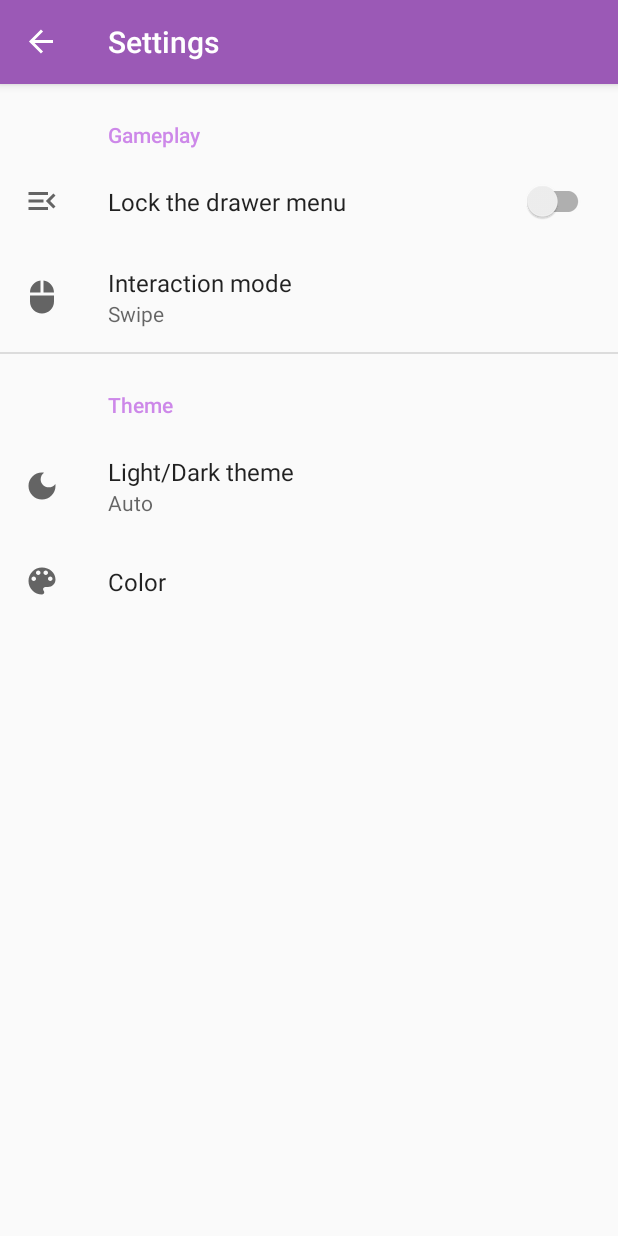
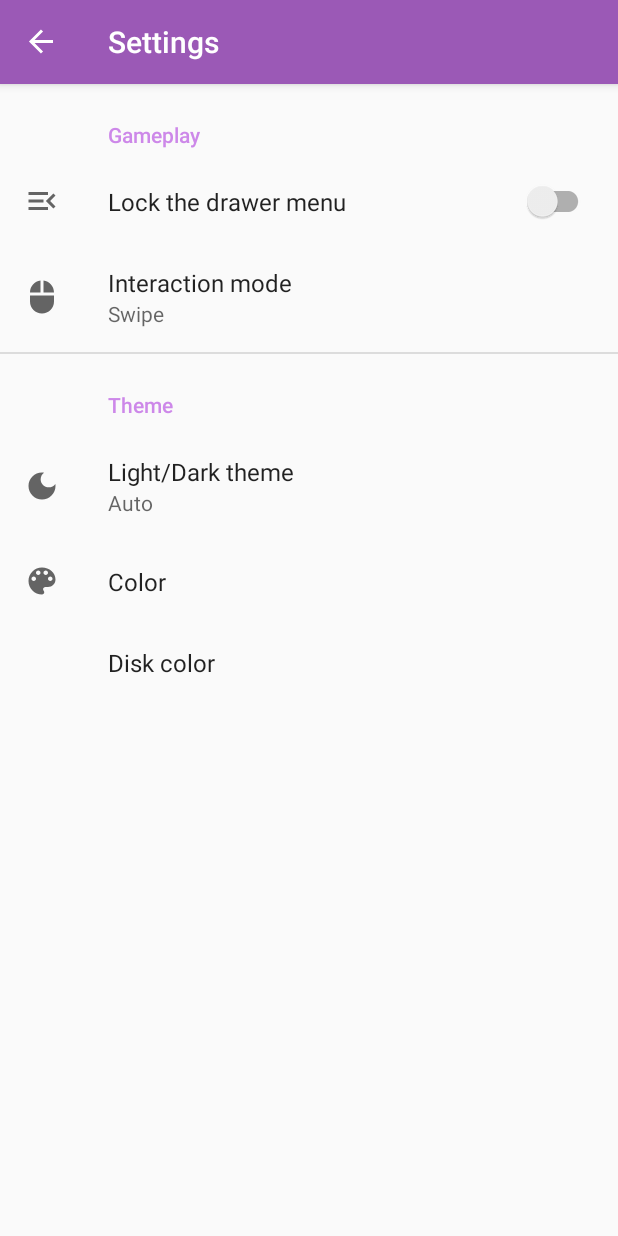
Before and after one commit to stephanemathis/towerhanoiv2, an Android app: the screen it shows after launch (MainActivity), in the side drawer, after a tap on "Settings", on a phone screen of 412 x 824 dp. Run offline under Robolectric (Android 15) with nearby library versions, the phone set to English and light mode, and no system bars; our stand-ins replace androidx.preference, navigation-ui; libraries missing offline, so code that uses them is left out: dev.sasikanth.colorsheet; pictures from the network do not load; 4 statements that could not run were skipped.

Commit message:
Ajout du réglage pour sélectionner la couleur des disques + Mode "touch"

```diff
--- a/app/build.gradle
+++ b/app/build.gradle
@@ -16,8 +16,8 @@ android {
         applicationId "fr.mathis.tourhanoipro"
         minSdkVersion 21
         targetSdkVersion 31
-        versionCode 25
-        versionName "1.1.1"
+        versionCode 26
+        versionName "1.2"
         testInstrumentationRunner "androidx.test.runner.AndroidJUnitRunner"
         vectorDrawables.useSupportLibrary true
     }
--- a/app/src/main/java/fr/mathis/tourhanoipro/AppApplication.java
+++ b/app/src/main/java/fr/mathis/tourhanoipro/AppApplication.java
@@ -32,8 +32,10 @@ public class AppApplication extends android.app.Application {
             DataManager.SaveAllGames(savedGames, this);
         }
 
+        // Le mode de sélection des disques
         String currentMouvementMode = PrefHelper.ReadString(this, PrefHelper.KEY_MOUVEMENT, null);
         if(currentMouvementMode == null)
             PrefHelper.SaveString(this, PrefHelper.KEY_MOUVEMENT, "swipe");
+
     }
 }
--- a/app/src/main/java/fr/mathis/tourhanoipro/core/tools/PrefHelper.java
+++ b/app/src/main/java/fr/mathis/tourhanoipro/core/tools/PrefHelper.java
@@ -11,6 +11,7 @@ public class PrefHelper {
     public static String KEY_DARK_THEME = "pref_key_dark_theme";
     public static String KEY_THEME_INDEX = "pref_key_theme_index";
     public static String KEY_MOUVEMENT = "pref_key_mouvement_mode";
+    public static String KEY_THEME_DISK_INDEX = "pref_key_theme_disk_index";
     public static int DEFAULT_THEME_INDEX = 3;
 
     public static int ReadInt(Context context, String key, int defaultValue) {
--- a/app/src/main/java/fr/mathis/tourhanoipro/core/tools/Tools.java
+++ b/app/src/main/java/fr/mathis/tourhanoipro/core/tools/Tools.java
@@ -2,6 +2,7 @@ package fr.mathis.tourhanoipro.core.tools;
 
 import android.content.Context;
 import android.content.res.Resources;
+import android.graphics.Color;
 import android.view.View;
 
 import androidx.appcompat.app.AppCompatDelegate;
@@ -10,6 +11,8 @@ import androidx.core.content.res.ResourcesCompat;
 import java.security.MessageDigest;
 import java.security.NoSuchAlgorithmException;
 import java.util.ArrayList;
+import java.util.Arrays;
+import java.util.List;
 import java.util.Random;
 
 import fr.mathis.tourhanoipro.R;
@@ -65,11 +68,10 @@ public class Tools {
             AppCompatDelegate.setDefaultNightMode(AppCompatDelegate.MODE_NIGHT_NO);
     }
 
-    public static void applyColoredTheme(Context context)
-    {
+    public static void applyColoredTheme(Context context) {
         int index = PrefHelper.ReadInt(context, PrefHelper.KEY_THEME_INDEX, PrefHelper.DEFAULT_THEME_INDEX);
 
-        int[] themes = new int[] {
+        int[] themes = new int[]{
                 R.style.AppThemeColored0,
                 R.style.AppThemeColored1,
                 R.style.AppThemeColored2,
@@ -85,30 +87,31 @@ public class Tools {
         context.getTheme().applyStyle(themes[index], true);
     }
 
-    public static int[] getRandomColorPalette(Context context)
-    {
-        int[][] colors = new int[][] {
-                new int[] { ResourcesCompat.getColor(context.getResources(), R.color.colorAccent0, null), ResourcesCompat.getColor(context.getResources(), R.color.colorPrimary0, null), ResourcesCompat.getColor(context.getResources(), R.color.colorPrimaryDark0, null) },
-                new int[] { ResourcesCompat.getColor(context.getResources(), R.color.colorAccent1, null), ResourcesCompat.getColor(context.getResources(), R.color.colorPrimary1, null), ResourcesCompat.getColor(context.getResources(), R.color.colorPrimaryDark1, null) },
-                new int[] { ResourcesCompat.getColor(context.getResources(), R.color.colorAccent2, null), ResourcesCompat.getColor(context.getResources(), R.color.colorPrimary2, null), ResourcesCompat.getColor(context.getResources(), R.color.colorPrimaryDark2, null) },
-                new int[] { ResourcesCompat.getColor(context.getResources(), R.color.colorAccent3, null), ResourcesCompat.getColor(context.getResources(), R.color.colorPrimary3, null), ResourcesCompat.getColor(context.getResources(), R.color.colorPrimaryDark3, null) },
-                new int[] { ResourcesCompat.getColor(context.getResources(), R.color.colorAccent4, null), ResourcesCompat.getColor(context.getResources(), R.color.colorPrimary4, null), ResourcesCompat.getColor(context.getResources(), R.color.colorPrimaryDark4, null) },
-                new int[] { ResourcesCompat.getColor(context.getResources(), R.color.colorAccent5, null), ResourcesCompat.getColor(context.getResources(), R.color.colorPrimary5, null), ResourcesCompat.getColor(context.getResources(), R.color.colorPrimaryDark5, null) },
-                new int[] { ResourcesCompat.getColor(context.getResources(), R.color.colorAccent6, null), ResourcesCompat.getColor(context.getResources(), R.color.colorPrimary6, null), ResourcesCompat.getColor(context.getResources(), R.color.colorPrimaryDark6, null) },
-                new int[] { ResourcesCompat.getColor(context.getResources(), R.color.colorAccent7, null), ResourcesCompat.getColor(context.getResources(), R.color.colorPrimary7, null), ResourcesCompat.getColor(context.getResources(), R.color.colorPrimaryDark7, null) },
-                new int[] { ResourcesCompat.getColor(context.getResources(), R.color.colorAccent8, null), ResourcesCompat.getColor(context.getResources(), R.color.colorPrimary8, null), ResourcesCompat.getColor(context.getResources(), R.color.colorPrimaryDark8, null) },
-                new int[] { ResourcesCompat.getColor(context.getResources(), R.color.colorAccent9, null), ResourcesCompat.getColor(context.getResources(), R.color.colorPrimary9, null), ResourcesCompat.getColor(context.getResources(), R.color.colorPrimaryDark9, null) },
-
+    public static int[][] getColorPalette(Context context) {
+        int[][] colors = new int[][]{
+                new int[]{ResourcesCompat.getColor(context.getResources(), R.color.colorAccent0, null), ResourcesCompat.getColor(context.getResources(), R.color.colorPrimary0, null), ResourcesCompat.getColor(context.getResources(), R.color.colorPrimaryDark0, null)},
+                new int[]{ResourcesCompat.getColor(context.getResources(), R.color.colorAccent1, null), ResourcesCompat.getColor(context.getResources(), R.color.colorPrimary1, null), ResourcesCompat.getColor(context.getResources(), R.color.colorPrimaryDark1, null)},
+                new int[]{ResourcesCompat.getColor(context.getResources(), R.color.colorAccent2, null), ResourcesCompat.getColor(context.getResources(), R.color.colorPrimary2, null), ResourcesCompat.getColor(context.getResources(), R.color.colorPrimaryDark2, null)},
+                new int[]{ResourcesCompat.getColor(context.getResources(), R.color.colorAccent3, null), ResourcesCompat.getColor(context.getResources(), R.color.colorPrimary3, null), ResourcesCompat.getColor(context.getResources(), R.color.colorPrimaryDark3, null)},
+                new int[]{ResourcesCompat.getColor(context.getResources(), R.color.colorAccent4, null), ResourcesCompat.getColor(context.getResources(), R.color.colorPrimary4, null), ResourcesCompat.getColor(context.getResources(), R.color.colorPrimaryDark4, null)},
+                new int[]{ResourcesCompat.getColor(context.getResources(), R.color.colorAccent5, null), ResourcesCompat.getColor(context.getResources(), R.color.colorPrimary5, null), ResourcesCompat.getColor(context.getResources(), R.color.colorPrimaryDark5, null)},
+                new int[]{ResourcesCompat.getColor(context.getResources(), R.color.colorAccent6, null), ResourcesCompat.getColor(context.getResources(), R.color.colorPrimary6, null), ResourcesCompat.getColor(context.getResources(), R.color.colorPrimaryDark6, null)},
+                new int[]{ResourcesCompat.getColor(context.getResources(), R.color.colorAccent7, null), ResourcesCompat.getColor(context.getResources(), R.color.colorPrimary7, null), ResourcesCompat.getColor(context.getResources(), R.color.colorPrimaryDark7, null)},
+                new int[]{ResourcesCompat.getColor(context.getResources(), R.color.colorAccent8, null), ResourcesCompat.getColor(context.getResources(), R.color.colorPrimary8, null), ResourcesCompat.getColor(context.getResources(), R.color.colorPrimaryDark8, null)},
+                new int[]{ResourcesCompat.getColor(context.getResources(), R.color.colorAccent9, null), ResourcesCompat.getColor(context.getResources(), R.color.colorPrimary9, null), ResourcesCompat.getColor(context.getResources(), R.color.colorPrimaryDark9, null)},
         };
 
-        return colors[new Random().nextInt(10)];
+        return colors;
     }
 
-    public static void applyTranslucentColoredTheme(Context context)
-    {
+    public static int[] getRandomColorPalette(Context context) {
+        return getColorPalette(context)[new Random().nextInt(10)];
+    }
+
+    public static void applyTranslucentColoredTheme(Context context) {
         int index = PrefHelper.ReadInt(context, PrefHelper.KEY_THEME_INDEX, PrefHelper.DEFAULT_THEME_INDEX);
 
-        int[] themes = new int[] {
+        int[] themes = new int[]{
                 R.style.AppThemeTranslucentColored0,
                 R.style.AppThemeTranslucentColored1,
                 R.style.AppThemeTranslucentColored2,
@@ -126,10 +129,47 @@ public class Tools {
 
     public static int findIntIndex(int[] _array, int _value) {
         int index = 0;
-        for(; index < _array.length; index++) {
-            if(_array[index] == _value)
+        for (; index < _array.length; index++) {
+            if (_array[index] == _value)
                 break;
         }
         return index;
     }
+
+    public static int DISK_COLOR_COUNT = 3;
+
+    public static String getColorName(int index) {
+
+        switch (index) {
+            case 0:
+                return "Classic";
+            case 1:
+                return "New";
+            case 2:
+                return "Auto";
+            default:
+                return null;
+        }
+    }
+
+    public static int[] getDiskColors(Context context, int index) {
+
+        if (index == -1) {
+            index = PrefHelper.ReadInt(context, PrefHelper.KEY_THEME_DISK_INDEX, 0);
+        }
+
+        int[] colors;
+
+        if (index == 0) {
+            colors = context.getResources().getIntArray(R.array.diskColor_classic);
+        } else if (index == 1) {
+            colors = context.getResources().getIntArray(R.array.diskColor_new);
+        } else {
+            int[] t = getColorPalette(context)[PrefHelper.ReadInt(context, PrefHelper.KEY_THEME_INDEX, PrefHelper.DEFAULT_THEME_INDEX)];
+            int[] newColors = new int[]{t[0], t[2]};
+            return newColors;
+        }
+
+        return colors;
+    }
 }
--- a/app/src/main/java/fr/mathis/tourhanoipro/ui/home/HomeFragment.java
+++ b/app/src/main/java/fr/mathis/tourhanoipro/ui/home/HomeFragment.java
@@ -26,6 +26,7 @@ import fr.mathis.tourhanoipro.MainActivity;
 import fr.mathis.tourhanoipro.R;
 import fr.mathis.tourhanoipro.core.tools.DataManager;
 import fr.mathis.tourhanoipro.core.tools.PrefHelper;
+import fr.mathis.tourhanoipro.core.tools.Tools;
 import fr.mathis.tourhanoipro.view.game.GameView;
 import fr.mathis.tourhanoipro.view.game.listener.HelpListener;
 import fr.mathis.tourhanoipro.view.game.listener.QuickTouchListener;
@@ -64,12 +65,12 @@ public class HomeFragment extends Fragment implements TurnListener, QuickTouchLi
                     boolean incrementDisk = false;
 
                     Intent i = result.getData();
-                    if(i != null)
+                    if (i != null)
                         incrementDisk = i.getBooleanExtra(RESULT_INCREMENT_DISK, false);
                     int diskCount = PrefHelper.ReadInt(getContext(), PrefHelper.KEY_DISK_COUNT, -1);
 
-                    if(incrementDisk) {
-                        if(diskCount < 20)
+                    if (incrementDisk) {
+                        if (diskCount < 20)
                             diskCount++;
                         PrefHelper.SaveInt(getContext(), PrefHelper.KEY_DISK_COUNT, diskCount);
                         viewModel.sendDiskCountUpdate(diskCount);
@@ -98,6 +99,7 @@ public class HomeFragment extends Fragment implements TurnListener, QuickTouchLi
 
         gvMain.setTurnListener(this);
         gvMain.setQuickTouchListener(this);
+        gvMain.setColorPalette(Tools.getDiskColors(getContext(), -1));
 
         return root;
     }
@@ -110,16 +112,16 @@ public class HomeFragment extends Fragment implements TurnListener, QuickTouchLi
         viewModel.init(getActivity());
 
         viewModel.getEvent().observe(requireActivity(), action -> {
-            if(action.isRestart())
+            if (action.isRestart())
                 gvMain.launchGame(viewModel.getAllGames().get(0));
         });
     }
 
     @Override
     public void onResume() {
-
+        gvMain.setTouchMode(PrefHelper.ReadString(getContext(), PrefHelper.KEY_MOUVEMENT, "swipe"));
+        gvMain.setColorPalette(Tools.getDiskColors(getContext(), PrefHelper.ReadInt(getContext(), PrefHelper.KEY_THEME_DISK_INDEX, 0)));
         gvMain.launchGame(viewModel.getAllGames().get(0));
-        gvMain.setTouchMode(PrefHelper.ReadString(getContext(), PrefHelper.KEY_MOUVEMENT, "swipe"));
 
         super.onResume();
     }
@@ -130,7 +132,7 @@ public class HomeFragment extends Fragment implements TurnListener, QuickTouchLi
     public void onPause() {
         super.onPause();
 
-        if(!skipSave) {
+        if (!skipSave) {
             viewModel.getAllGames().set(viewModel.getCurrentGameIndex(), gvMain.saveGameAsString());
             DataManager.SaveAllGames(viewModel.getAllGames(), getActivity().getApplicationContext());
         }
@@ -204,7 +206,7 @@ public class HomeFragment extends Fragment implements TurnListener, QuickTouchLi
     @Override
     public void turnPlayed(int nbCoup, int nbTotal) {
 
-        ((MainActivity)getActivity()).updateMainTitle(nbCoup + " / " + nbTotal);
+        ((MainActivity) getActivity()).updateMainTitle(nbCoup + " / " + nbTotal);
     }
 
     @Override
--- a/app/src/main/java/fr/mathis/tourhanoipro/view/game/GameView.java
+++ b/app/src/main/java/fr/mathis/tourhanoipro/view/game/GameView.java
@@ -41,6 +41,7 @@ public class GameView extends View {
     public static int MODE_GOAL = 0;
     public static int MODE_MULTIPLE = 1;
     public static int MODE_SIZE = 2;
+    public static int MODE_COLOR_PICKER = 3;
 
     private static final float TOUCH_TOLERANCE = 4;
 
@@ -159,6 +160,14 @@ public class GameView extends View {
         theme.resolveAttribute(R.attr.colorPrimary, typedValue, true);
         helpLineColor = typedValue.data;
 
+        diskColors = new int[]{
+                Color.parseColor("#33B5E5"),
+                Color.parseColor("#99CC00"),
+                Color.parseColor("#FF4444"),
+                Color.parseColor("#FFBB33"),
+                Color.parseColor("#AA66CC"),
+        };
+
         createNewGame(5);
     }
 
@@ -183,13 +192,6 @@ public class GameView extends View {
             towers.add(tower);
         }
 
-        ArrayList<Integer> colors = new ArrayList<Integer>();
-        colors.add(Color.parseColor("#33B5E5"));
-        colors.add(Color.parseColor("#99CC00"));
-        colors.add(Color.parseColor("#FF4444"));
-        colors.add(Color.parseColor("#FFBB33"));
-        colors.add(Color.parseColor("#AA66CC"));
-
         _currentGameDiskNumber = size;
         _currentGameMovesCount = 0;
         _currentGameRequiredMinCount = (int) (Math.pow(2, _currentGameDiskNumber) - 1);
@@ -197,7 +199,7 @@ public class GameView extends View {
             _turnListener.turnPlayed(0, _currentGameRequiredMinCount);
         }
         for (int i = _currentGameDiskNumber; i > 0; i--) {
-            towers.get(0).getCircles().add(new ClassCircle(i, colors.get(i % 5)));
+            towers.get(0).getCircles().add(new ClassCircle(i, diskColors[i % diskColors.length]));
         }
 
         _currentGameField.setTowers(towers);
@@ -212,15 +214,13 @@ public class GameView extends View {
         this.invalidate();
     }
 
+    public void setColorPalette(int[] _colors) {
+        diskColors = _colors;
+    }
+
+    int[] diskColors;
+
     public void launchGame(String value) {
-
-
-        ArrayList<Integer> colors = new ArrayList<Integer>();
-        colors.add(Color.parseColor("#33B5E5"));
-        colors.add(Color.parseColor("#99CC00"));
-        colors.add(Color.parseColor("#FF4444"));
-        colors.add(Color.parseColor("#FFBB33"));
-        colors.add(Color.parseColor("#AA66CC"));
 
         String[] values = value.split(";");
 
@@ -246,7 +246,7 @@ public class GameView extends View {
                     for (String c : circles) {
                         if (i != 0) {
                             if (c != null && c.length() != 0 && c.compareTo("n") != 0) {
-                                ClassCircle circle = new ClassCircle(Integer.parseInt(c), colors.get(Integer.parseInt(c) % 5));
+                                ClassCircle circle = new ClassCircle(Integer.parseInt(c), diskColors[Integer.parseInt(c) % diskColors.length]);
                                 tower.getCircles().add(circle);
                             }
                         }
@@ -732,8 +732,29 @@ public class GameView extends View {
             int x = 0;
             int y = _viewHeight;
             int i = 1;
+            if (_currentGameField != null) {
+                if (_currentGameMode == MODE_COLOR_PICKER) {
+                    x = _viewWidth / 2;
+                    y = _viewHeight;
+                    ClassTower tower = _currentGameField.getTowers().get(0);
+                    for (ClassCircle cercle : tower.getCircles()) {
 
-            if (_currentGameField != null) {
+                        int circleWidth = (_viewWidth - 10) * ((cercle.getId()) * 100 / _currentGameDiskNumber) / 100;
+
+                        int circleHeight = Tools.convertDpToPixel(10.0f);
+                        circleHeight = _viewWidth / 5;
+
+                        if (circleHeight * _currentGameDiskNumber > _viewHeight) {
+                            circleHeight = (int) (_viewHeight * 0.95f) / _currentGameDiskNumber;
+                        }
+
+                        _elementsPaint.setColor(cercle.getColor());
+                        _reusableRect.set(x - (circleWidth / 2), y - (circleHeight), x + (circleWidth / 2), y);
+                        _elementsPaint.setAlpha(255);
+                        canvas.drawRect(_reusableRect, _elementsPaint);
+                        y -= circleHeight;
+                    }
+                } else {
                     for (ClassTower tower : _currentGameField.getTowers()) {
                         x = (_viewWidth * i / 3) - ((_viewWidth * 1 / 3) / 2);
                         y = _viewHeight;
@@ -770,6 +791,7 @@ public class GameView extends View {
                             _elementsPaint.setStrokeWidth(Tools.convertDpToPixel(1.0f));
                         }
                         i++;
+                    }
                 }
             }
 
--- a/app/src/main/res/values/arrays.xml
+++ b/app/src/main/res/values/arrays.xml
@@ -34,4 +34,19 @@
         <item>@color/colorPrimary8</item>
         <item>@color/colorPrimary9</item>
     </array>
+
+
+    <array name="diskColor_classic">
+        <item>@color/colorDisk1</item>
+        <item>@color/colorDisk2</item>
+        <item>@color/colorDisk3</item>
+        <item>@color/colorDisk4</item>
+        <item>@color/colorDisk5</item>
+    </array>
+
+    <array name="diskColor_new">
+        <item>@color/colorDiskNew1</item>
+        <item>@color/colorDiskNew2</item>
+        <item>@color/colorDiskNew3</item>
+    </array>
 </resources>
--- a/app/src/main/res/values/colors.xml
+++ b/app/src/main/res/values/colors.xml
@@ -48,4 +48,17 @@
     <color name="colorPrimary9">#9e9e9e</color>
     <color name="colorPrimaryDark9">#707070</color>
     <color name="colorAccent9">#9e9e9e</color>
+
+
+    <color name="colorDisk1">#33B5E5</color>
+    <color name="colorDisk2">#99CC00</color>
+    <color name="colorDisk3">#FF4444</color>
+    <color name="colorDisk4">#FFBB33</color>
+    <color name="colorDisk5">#AA66CC</color>
+
+    <color name="colorDiskNew1">#FF4444</color>
+    <color name="colorDiskNew2">#FBD842</color>
+    <color name="colorDiskNew3">#33B5E5</color>
+
+
 </resources>
--- a/app/src/main/res/values/strings.xml
+++ b/app/src/main/res/values/strings.xml
@@ -31,7 +31,9 @@
     <string name="pref_theme_dark_option_dark">Dark mode</string>
     <string name="pref_theme_dark_option_light">Light mode</string>
     <string name="pref_theme_style">Color</string>
-    <string name="pref_key_color">prefKeyColor</string>
+    <string name="pref_theme_style_disk">Disk color</string>
+    <string name="pref_key_color" translatable="false">prefKeyColor</string>
+    <string name="pref_key_color_disk" translatable="false">prefKeyColorDisk</string>
     <string name="pref_gameplay">Gameplay</string>
     <string name="pref_mouvement">Interaction mode</string>
     <string name="pref_mouvement_swipe">Swipe</string>
--- a/app/src/main/res/xml/settings.xml
+++ b/app/src/main/res/xml/settings.xml
@@ -35,6 +35,10 @@
             android:title="@string/pref_theme_style"
             android:icon="@drawable/ic_baseline_palette_24"
             android:key="@string/pref_key_color"></Preference>
+        <Preference
+            android:id="@+id/prefThemeStyleDisk"
+            android:title="@string/pref_theme_style_disk"
+            android:key="@string/pref_key_color_disk"></Preference>
     </PreferenceCategory>
 
 </PreferenceScreen>
```
Also changed, not shown: app/src/main/java/fr/mathis/tourhanoipro/ui/settings/DiskColorPickerAdpater.java (added, +71 -0 lines), app/src/main/java/fr/mathis/tourhanoipro/ui/settings/SettingsFragment.java (+38 -3 lines), app/src/main/res/layout/bottom_sheet_disk_color_picker.xml (added, +17 -0 lines), app/src/main/res/layout/template_game_disk_color_picker.xml (added, +36 -0 lines), 2 other files. Lines whose indentation alone changed are shown as unchanged.
